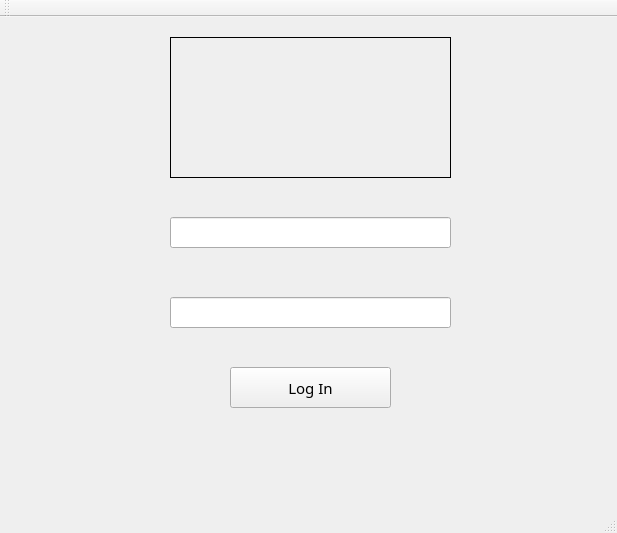
Old version of the form Project_Server/Login.ui in the repository deathtaco1231/deathtaco1231-COMP72070-24W-Project4-Group10-Sec3.
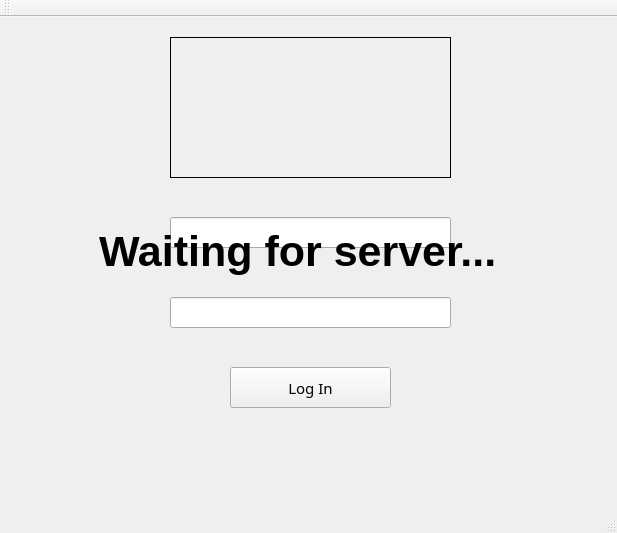
New version of the form. Icons and pictures are not drawn.

Diff of the .ui file:
```diff
--- a/Project_Server/Login.ui
+++ b/Project_Server/Login.ui
@@ -85,9 +85,9 @@
     <property name="geometry">
      <rect>
       <x>-1</x>
-      <y>399</y>
-      <width>191</width>
-      <height>111</height>
+      <y>-1</y>
+      <width>611</width>
+      <height>511</height>
      </rect>
     </property>
     <widget class="QLabel" name="label_2">
```
